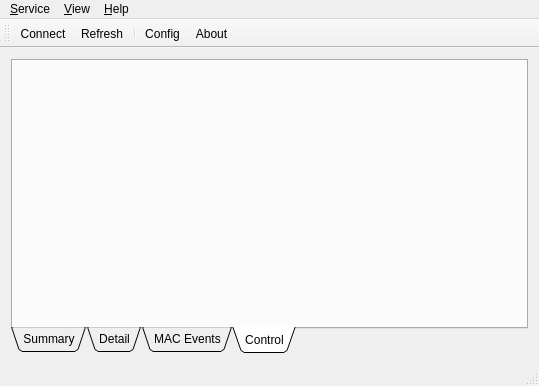
Before: the Qt Designer form pkCtrlPannel/mainwndctrlpannel.ui in 21pages/zpserver, drawn with Qt 5.
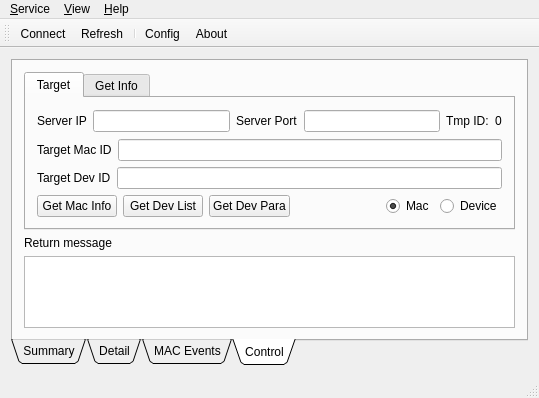
After: the same form once the commit is applied. The open tabs and pages were chosen to show the change. Icons and pictures are not drawn.

Commit message: Add ctrl msgs

Patch:
```diff
--- a/pkCtrlPannel/mainwndctrlpannel.ui
+++ b/pkCtrlPannel/mainwndctrlpannel.ui
@@ -183,6 +183,158 @@
        <attribute name="title">
         <string>Control</string>
        </attribute>
+       <layout class="QVBoxLayout" name="verticalLayout_8">
+        <item>
+         <widget class="QTabWidget" name="tabWidget_ctrl">
+          <property name="currentIndex">
+           <number>0</number>
+          </property>
+          <widget class="QWidget" name="tab_target">
+           <attribute name="title">
+            <string>Target</string>
+           </attribute>
+           <layout class="QVBoxLayout" name="verticalLayout_7">
+            <item>
+             <layout class="QHBoxLayout" name="horizontalLayout_5">
+              <item>
+               <widget class="QLabel" name="label_6">
+                <property name="text">
+                 <string>Server IP</string>
+                </property>
+               </widget>
+              </item>
+              <item>
+               <widget class="QLineEdit" name="lineEdit_SvrIP"/>
+              </item>
+              <item>
+               <widget class="QLabel" name="label_7">
+                <property name="text">
+                 <string>Server Port</string>
+                </property>
+               </widget>
+              </item>
+              <item>
+               <widget class="QLineEdit" name="lineEdit_Svr_Port"/>
+              </item>
+              <item>
+               <widget class="QLabel" name="label_8">
+                <property name="text">
+                 <string>Tmp ID:</string>
+                </property>
+               </widget>
+              </item>
+              <item>
+               <widget class="QLabel" name="label_tmpid">
+                <property name="text">
+                 <string>0</string>
+                </property>
+               </widget>
+              </item>
+             </layout>
+            </item>
+            <item>
+             <layout class="QHBoxLayout" name="horizontalLayout_7">
+              <item>
+               <widget class="QLabel" name="label_5">
+                <property name="text">
+                 <string>Target Mac ID</string>
+                </property>
+               </widget>
+              </item>
+              <item>
+               <widget class="QLineEdit" name="lineEdit_tarID_Mac"/>
+              </item>
+             </layout>
+            </item>
+            <item>
+             <layout class="QHBoxLayout" name="horizontalLayout_8">
+              <item>
+               <widget class="QLabel" name="label_9">
+                <property name="text">
+                 <string>Target Dev ID</string>
+                </property>
+               </widget>
+              </item>
+              <item>
+               <widget class="QLineEdit" name="lineEdit_tarID_Dev"/>
+              </item>
+             </layout>
+            </item>
+            <item>
+             <layout class="QHBoxLayout" name="horizontalLayout_6">
+              <item>
+               <widget class="QPushButton" name="pushButton_getMacInfo">
+                <property name="text">
+                 <string>Get Mac Info</string>
+                </property>
+               </widget>
+              </item>
+              <item>
+               <widget class="QPushButton" name="pushButton_getDevList">
+                <property name="text">
+                 <string>Get Dev List</string>
+                </property>
+               </widget>
+              </item>
+              <item>
+               <widget class="QPushButton" name="pushButton_getDevPara">
+                <property name="text">
+                 <string>Get Dev Para</string>
+                </property>
+               </widget>
+              </item>
+              <item>
+               <spacer name="horizontalSpacer">
+                <property name="orientation">
+                 <enum>Qt::Horizontal</enum>
+                </property>
+                <property name="sizeHint" stdset="0">
+                 <size>
+                  <width>40</width>
+                  <height>20</height>
+                 </size>
+                </property>
+               </spacer>
+              </item>
+              <item>
+               <widget class="QRadioButton" name="radioButton_Mac">
+                <property name="text">
+                 <string>Mac</string>
+                </property>
+                <property name="checked">
+                 <bool>true</bool>
+                </property>
+               </widget>
+              </item>
+              <item>
+               <widget class="QRadioButton" name="radioButton_Dev">
+                <property name="text">
+                 <string>Device</string>
+                </property>
+               </widget>
+              </item>
+             </layout>
+            </item>
+           </layout>
+          </widget>
+          <widget class="QWidget" name="tab_2">
+           <attribute name="title">
+            <string>Get Info</string>
+           </attribute>
+          </widget>
+         </widget>
+        </item>
+        <item>
+         <widget class="QLabel" name="label_4">
+          <property name="text">
+           <string>Return message</string>
+          </property>
+         </widget>
+        </item>
+        <item>
+         <widget class="QPlainTextEdit" name="plainTextEdit_result"/>
+        </item>
+       </layout>
       </widget>
      </widget>
     </item>
```
Left out of the diff: 4 changed lines with no effect on the pictures. The commit also changes 6 other files.
